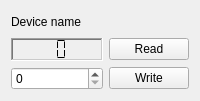
Before: the Qt Designer form deviceform.ui in YaribNevarez/TestTool, drawn with Qt 5.
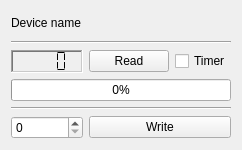
After: the same form once the commit is applied.

What changed in the file:
```diff
--- a/deviceform.ui
+++ b/deviceform.ui
@@ -6,8 +6,8 @@
    <rect>
     <x>0</x>
     <y>0</y>
-    <width>200</width>
-    <height>101</height>
+    <width>242</width>
+    <height>150</height>
    </rect>
   </property>
   <property name="sizePolicy">
@@ -20,32 +20,14 @@
    <string>Form</string>
   </property>
   <layout class="QGridLayout" name="gridLayout">
-   <item row="1" column="0" colspan="2">
-    <widget class="QLCDNumber" name="output">
-     <property name="frameShape">
-      <enum>QFrame::WinPanel</enum>
-     </property>
-     <property name="frameShadow">
-      <enum>QFrame::Sunken</enum>
-     </property>
-     <property name="midLineWidth">
-      <number>1</number>
-     </property>
-     <property name="smallDecimalPoint">
-      <bool>false</bool>
-     </property>
-     <property name="digitCount">
-      <number>2</number>
-     </property>
-     <property name="mode">
-      <enum>QLCDNumber::Hex</enum>
-     </property>
-     <property name="segmentStyle">
-      <enum>QLCDNumber::Flat</enum>
+   <item row="4" column="0" colspan="5">
+    <widget class="Line" name="line">
+     <property name="orientation">
+      <enum>Qt::Horizontal</enum>
      </property>
     </widget>
    </item>
-   <item row="2" column="0" colspan="2">
+   <item row="5" column="0" colspan="3">
     <widget class="QSpinBox" name="input">
      <property name="toolTip">
       <string extracomment="Value to write out"/>
@@ -61,7 +43,7 @@
      </property>
     </widget>
    </item>
-   <item row="0" column="0" colspan="3">
+   <item row="0" column="0" colspan="4">
     <widget class="QLabel" name="name">
      <property name="text">
       <string>Device name</string>
@@ -74,20 +56,90 @@
      </property>
     </widget>
    </item>
-   <item row="1" column="2">
+   <item row="2" column="3">
     <widget class="QPushButton" name="read_button">
      <property name="text">
       <string>Read</string>
      </property>
+     <property name="checkable">
+      <bool>false</bool>
+     </property>
+     <property name="autoDefault">
+      <bool>false</bool>
+     </property>
+     <property name="default">
+      <bool>false</bool>
+     </property>
+     <property name="flat">
+      <bool>false</bool>
+     </property>
     </widget>
    </item>
-   <item row="2" column="2">
+   <item row="2" column="4">
+    <widget class="QCheckBox" name="checkBox">
+     <property name="text">
+      <string>Timer</string>
+     </property>
+     <property name="checkable">
+      <bool>true</bool>
+     </property>
+     <property name="autoRepeat">
+      <bool>false</bool>
+     </property>
+     <property name="tristate">
+      <bool>false</bool>
+     </property>
+    </widget>
+   </item>
+   <item row="5" column="3" colspan="2">
     <widget class="QPushButton" name="wrie_button">
      <property name="text">
       <string>Write</string>
      </property>
     </widget>
    </item>
+   <item row="3" column="0" colspan="5">
+    <widget class="QProgressBar" name="progressBar">
+     <property name="maximum">
+      <number>4095</number>
+     </property>
+     <property name="value">
+      <number>0</number>
+     </property>
+    </widget>
+   </item>
+   <item row="2" column="0" colspan="3">
+    <widget class="QLCDNumber" name="output">
+     <property name="frameShape">
+      <enum>QFrame::WinPanel</enum>
+     </property>
+     <property name="frameShadow">
+      <enum>QFrame::Sunken</enum>
+     </property>
+     <property name="midLineWidth">
+      <number>1</number>
+     </property>
+     <property name="smallDecimalPoint">
+      <bool>false</bool>
+     </property>
+     <property name="digitCount">
+      <number>4</number>
+     </property>
+     <property name="mode">
+      <enum>QLCDNumber::Hex</enum>
+     </property>
+     <property name="segmentStyle">
+      <enum>QLCDNumber::Flat</enum>
+     </property>
+    </widget>
+   </item>
+   <item row="1" column="0" colspan="5">
+    <widget class="Line" name="line_2">
+     <property name="orientation">
+      <enum>Qt::Horizontal</enum>
+     </property>
+    </widget>
+   </item>
   </layout>
  </widget>
  <tabstops>
```
